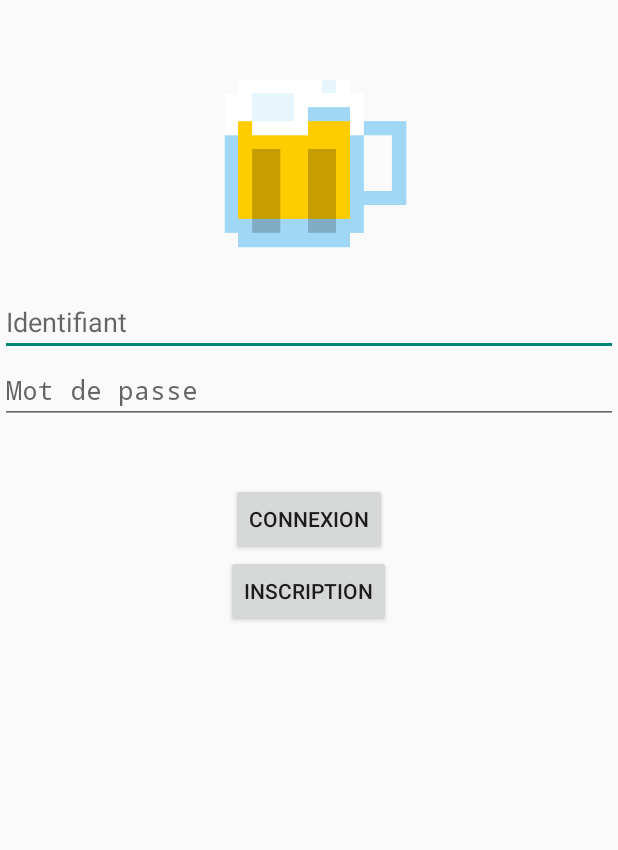
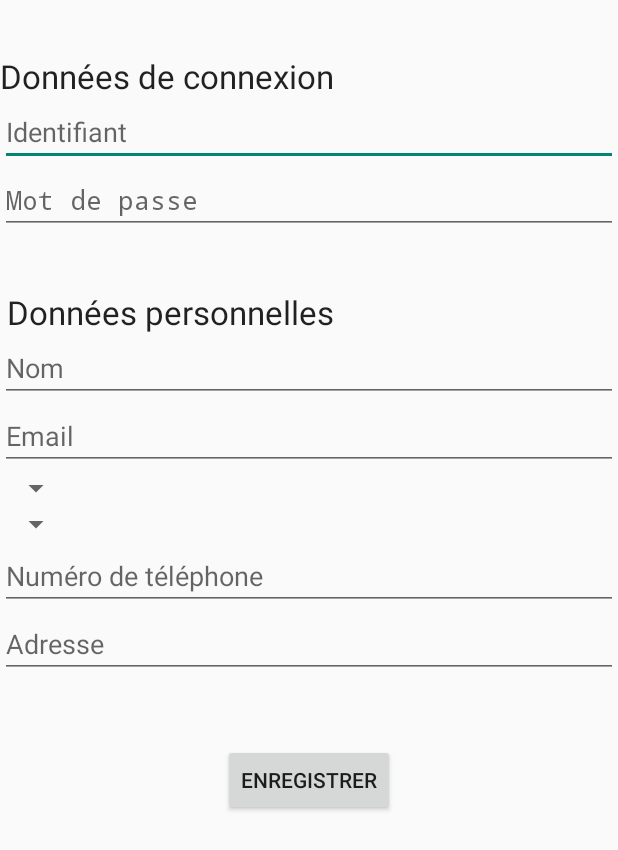
Before and after one commit to Derwaan/Bartender, an Android app: the screen it shows after launch (LoginActivity before the commit, RegisterActivity after it), after a tap on "INSCRIPTION", on a phone screen of 412 x 824 dp. Shown: the top 850 px of the screen. Run offline under Robolectric (Android 15) with nearby library versions, the phone set to English and light mode, and no system bars.

Commit message:
¯\_(ツ)_/¯

```diff
--- a/Application/app/src/main/java/m/groupe/bartender/activity/RegisterActivity.java
+++ b/Application/app/src/main/java/m/groupe/bartender/activity/RegisterActivity.java
@@ -1,7 +1,22 @@
 package m.groupe.bartender.activity;
+
+import android.app.Activity;
+import android.os.Bundle;
+
+import m.groupe.bartender.R;
 
 /**
  * Created by Tran Trong-Vu on 07-05-15.
  */
-public class RegisterActivity {
+public class RegisterActivity extends Activity{
+    @Override
+    protected void onCreate(Bundle savedInstanceState) {
+        super.onCreate(savedInstanceState);
+        setContentView(R.layout.activity_register);
+    }
+
+    @Override
+    protected void onResume() {
+        super.onResume();
+    }
 }
--- a/Application/app/src/main/res/layout/activity_register.xml
+++ b/Application/app/src/main/res/layout/activity_register.xml
@@ -20,7 +20,7 @@
         android:layout_below="@+id/connexion_text"
         android:layout_alignParentLeft="true"
         android:layout_alignParentStart="true"
-        android:text="Identifiant"
+        android:hint="Identifiant"
         android:layout_alignParentRight="true"
         android:layout_alignParentEnd="true" />
 
@@ -33,7 +33,7 @@
         android:layout_below="@+id/login_field"
         android:layout_alignParentLeft="true"
         android:layout_alignParentStart="true"
-        android:text="Mot de passe"
+        android:hint="Mot de passe"
         android:layout_alignParentRight="true"
         android:layout_alignParentEnd="true" />
 
@@ -52,7 +52,7 @@
         android:layout_width="wrap_content"
         android:layout_height="wrap_content"
         android:inputType="textPersonName"
-        android:text="Nom"
+        android:hint="Nom"
         android:ems="10"
         android:id="@+id/name_field"
         android:layout_below="@+id/informations_text"
@@ -70,7 +70,7 @@
         android:layout_below="@+id/name_field"
         android:layout_alignParentLeft="true"
         android:layout_alignParentStart="true"
-        android:text="Email"
+        android:hint="Email"
         android:layout_alignParentRight="true"
         android:layout_alignParentEnd="true" />
 
@@ -101,7 +101,7 @@
         android:layout_below="@+id/sex_spin"
         android:layout_alignParentLeft="true"
         android:layout_alignParentStart="true"
-        android:text="Numéro de téléphone"
+        android:hint="Numéro de téléphone"
         android:layout_alignParentRight="true"
         android:layout_alignParentEnd="true" />
 
@@ -114,7 +114,7 @@
         android:layout_below="@+id/phone_field"
         android:layout_alignParentLeft="true"
         android:layout_alignParentStart="true"
-        android:text="Adresse"
+        android:hint="Adresse"
         android:layout_alignParentRight="true"
         android:layout_alignParentEnd="true" />
 
--- a/Application/app/src/main/res/values/strings.xml
+++ b/Application/app/src/main/res/values/strings.xml
@@ -8,5 +8,11 @@
     <string name="login_wrong_password_msg">Le mot de passe saisi est incorrect</string>
     <string name="login_btn">Se connecter</string>
 
+    <!-- Register -->
+    <string name="register_activity_title">S\'inscrire</string>
+
+    <!-- Main -->
+    <string name="main_activity_title">Menu</string>
+
     <string name="action_settings">Settings</string>
 </resources>
```
Also changed, not shown: Application/app/src/main/AndroidManifest.xml (+13 -1 lines), Application/app/src/main/java/m/groupe/bartender/MySQLiteHelper.java (+11 -9 lines), Application/app/src/main/java/m/groupe/bartender/activity/LoginActivity.java (+5 -12 lines), 1 other file.
